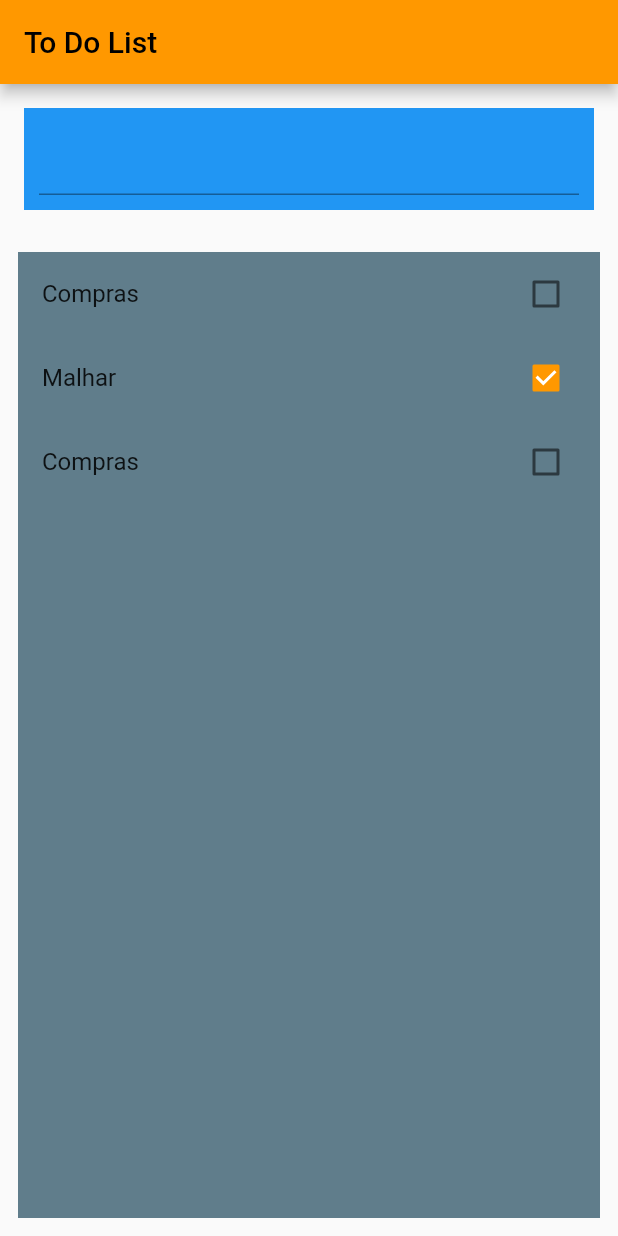
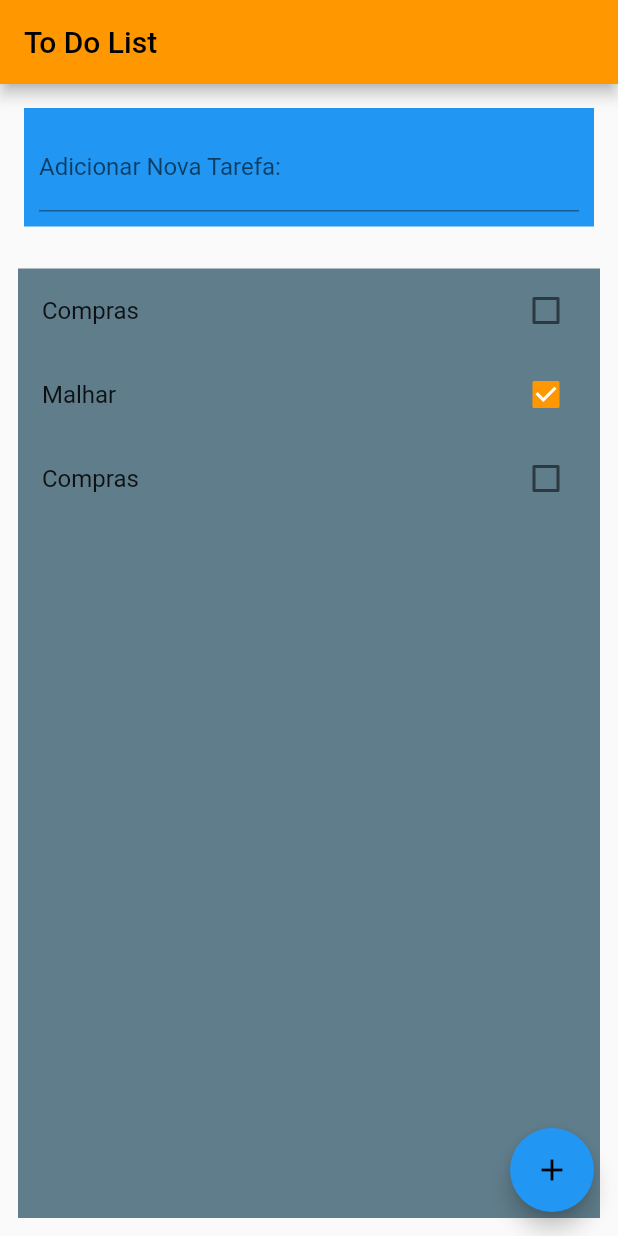
Before and after one commit to Julio-JC/Lista_de_Tarefas, a Flutter app: the screen it shows after launch, on a phone screen of 412 x 824 dp. Run offline on Flutter 3.47's test engine with Material 2 defaults, Android fonts, the phone set to English and light mode, and no system bars.

Commit message:
Adicionado como contolar o texto da tarefa e como add na lista.

```diff
--- a/lista_de_tarefas/lib/home_page.dart
+++ b/lista_de_tarefas/lib/home_page.dart
@@ -24,7 +24,19 @@ class _HomePageState extends State<HomePage> {
     ),
   );
 
-  var newTaskCtrl = TextEditingController();
+  var controleDeTsrefa = TextEditingController();
+
+  void add() {
+    if (controleDeTsrefa.text.isEmpty) {
+      return;
+    }
+    setState(() {
+      widget.item.add(
+        Item(tarefa: controleDeTsrefa.text, done: false),
+      );
+      controleDeTsrefa.clear();
+    });
+  }
 
   @override
   Widget build(BuildContext context) {
@@ -41,8 +53,10 @@ class _HomePageState extends State<HomePage> {
               child: Padding(
                 padding: EdgeInsets.all(10),
                 child: TextFormField(
-                  controller: newTaskCtrl,
+                  controller: controleDeTsrefa,
                   keyboardType: TextInputType.text,
+                  decoration:
+                      InputDecoration(labelText: 'Adicionar Nova Tarefa: '),
                 ),
               ),
             ),
@@ -55,7 +69,7 @@ class _HomePageState extends State<HomePage> {
                 // ListView.bilder() cria uma matriz rolavel na tela criada sob demanda.
                 child: SafeArea(
                   child: ListView.builder(
-                    // para acessar variaveis e métodos da classe pai, utiliza o 'widget.'
+                    // para acessar variaveis e métodos da classe pai no caso aqui class homePage, utiliza o 'widget.'
                     itemCount: widget.item.length,
                     //o itemBuilder pergunta como construir os widgets na tela.
                     itemBuilder: (BuildContext ctxt, int index) {
@@ -80,6 +94,11 @@ class _HomePageState extends State<HomePage> {
           ),
         ],
       ),
+      floatingActionButton: FloatingActionButton(
+        onPressed: add,
+        child: Icon(Icons.add),
+        backgroundColor: Colors.blue,
+      ),
     );
   }
 }
```
